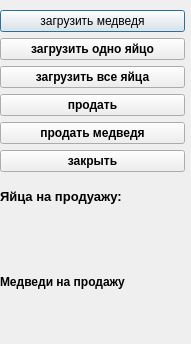
Qt form dialog.ui (gpwwd/Frenzy_Farm) before a commit.
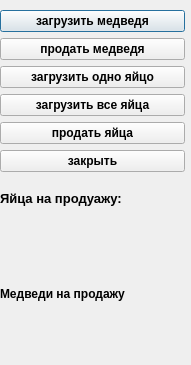
The same form after that commit.

Diff of the .ui file:
```diff
--- a/dialog.ui
+++ b/dialog.ui
@@ -10,7 +10,7 @@
     <x>0</x>
     <y>0</y>
     <width>191</width>
-    <height>344</height>
+    <height>365</height>
    </rect>
   </property>
   <property name="windowTitle">
@@ -22,17 +22,36 @@
      <x>0</x>
      <y>10</y>
      <width>185</width>
-     <height>332</height>
+     <height>351</height>
     </rect>
    </property>
    <layout class="QVBoxLayout" name="verticalLayout">
     <item>
      <widget class="QPushButton" name="loadBear">
+      <property name="font">
+       <font>
+        <weight>75</weight>
+        <bold>true</bold>
+       </font>
+      </property>
       <property name="text">
        <string>загрузить медведя</string>
       </property>
      </widget>
     </item>
+    <item>
+     <widget class="QPushButton" name="sellBear">
+      <property name="font">
+       <font>
+        <weight>75</weight>
+        <bold>true</bold>
+       </font>
+      </property>
+      <property name="text">
+       <string>продать медведя</string>
+      </property>
+     </widget>
+    </item>
     <item>
      <widget class="QPushButton" name="loadSingleEggButton">
       <property name="font">
@@ -71,20 +90,7 @@
        </font>
       </property>
       <property name="text">
-       <string>продать</string>
-      </property>
-     </widget>
-    </item>
-    <item>
-     <widget class="QPushButton" name="sellBear">
-      <property name="font">
-       <font>
-        <weight>75</weight>
-        <bold>true</bold>
-       </font>
-      </property>
-      <property name="text">
-       <string>продать медведя</string>
+       <string>продать яйца</string>
       </property>
      </widget>
     </item>
@@ -120,7 +126,7 @@
      <widget class="QLabel" name="eggsAmountForSaleLabel">
       <property name="font">
        <font>
-        <pointsize>12</pointsize>
+        <pointsize>10</pointsize>
         <weight>75</weight>
         <bold>true</bold>
        </font>
@@ -145,6 +151,12 @@
     </item>
     <item>
      <widget class="QLabel" name="bearsForSaleLabel">
+      <property name="font">
+       <font>
+        <weight>75</weight>
+        <bold>true</bold>
+       </font>
+      </property>
       <property name="text">
        <string/>
       </property>
```
